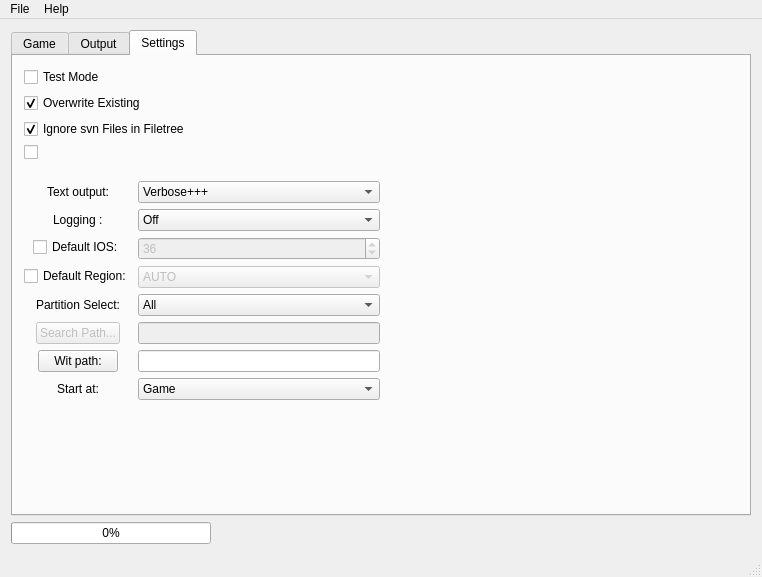
The window that mainwindow.ui (giantpune/qtwitgui) describes before a commit, drawn with Qt 5.
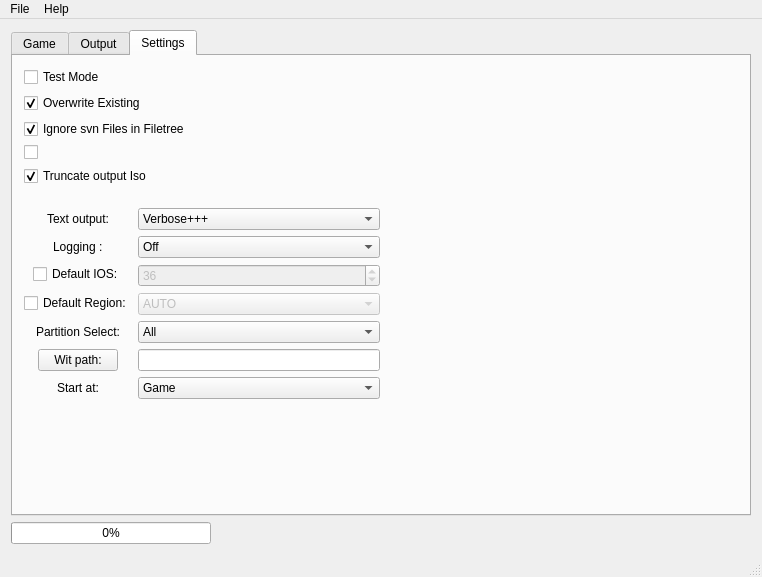
The same window after the commit. The open tabs and pages were chosen to show the change. Icons and pictures are not drawn.

Commit message: * remove unused "search path" stuff * add message box if wit version != hardcoded version in case future wit versions change their text output formatting * support new "trunc" setting if output file is a .iso * use Qt dialog boxes in Windows, too * bump hardcoded wit version to 1414

The edit to the form file:
```diff
--- a/mainwindow.ui
+++ b/mainwindow.ui
@@ -594,6 +594,16 @@
               </property>
              </widget>
             </item>
+            <item>
+             <widget class="QCheckBox" name="checkBox_trunc">
+              <property name="text">
+               <string>Truncate output Iso</string>
+              </property>
+              <property name="checked">
+               <bool>true</bool>
+              </property>
+             </widget>
+            </item>
            </layout>
           </item>
           <item>
@@ -734,94 +744,6 @@
               </property>
              </widget>
             </item>
-            <item row="5" column="0">
-             <widget class="QPushButton" name="pushButton_settings_searchPath">
-              <property name="enabled">
-               <bool>false</bool>
-              </property>
-              <property name="minimumSize">
-               <size>
-                <width>75</width>
-                <height>0</height>
-               </size>
-              </property>
-              <property name="toolTip">
-               <string>Base path used when searching for files</string>
-              </property>
-              <property name="text">
-               <string>Search Path...</string>
-              </property>
-             </widget>
-            </item>
-            <item row="5" column="1">
-             <widget class="QLineEdit" name="lineEdit_default_path">
-              <property name="enabled">
-               <bool>false</bool>
-              </property>
-              <property name="minimumSize">
-               <size>
-                <width>224</width>
-                <height>0</height>
-               </size>
-              </property>
-              <property name="toolTip">
-               <string notr="true">Base path used when searching for files</string>
-              </property>
-              <property name="whatsThis">
-               <string>Enter a path in &quot;Search Path&quot; to define the starting location for the file browser.  This is used in such things on &quot;open&quot; and &quot;save as&quot;.</string>
-              </property>
-              <property name="inputMask">
-               <string notr="true"/>
-              </property>
-              <property name="text">
-               <string notr="true"/>
-              </property>
-             </widget>
-            </item>
-            <item row="7" column="0">
-             <widget class="QLabel" name="label_7">
-              <property name="toolTip">
-               <string>Where to start this program</string>
-              </property>
-              <property name="whatsThis">
-               <string>Use the &quot;Start At&quot; setting to decide which tab should be displayed first next time this program runs.</string>
-              </property>
-              <property name="text">
-               <string>Start at:</string>
-              </property>
-             </widget>
-            </item>
-            <item row="7" column="1">
-             <widget class="QComboBox" name="startupTab_combobox">
-              <property name="minimumSize">
-               <size>
-                <width>107</width>
-                <height>0</height>
-               </size>
-              </property>
-              <property name="toolTip">
-               <string>Where to start this program</string>
-              </property>
-              <property name="whatsThis">
-               <string>Use the &quot;Start At&quot; setting to decide which tab should be displayed first next time this program runs.</string>
-              </property>
-              <item>
-               <property name="text">
-                <string>Game</string>
-               </property>
-              </item>
-              <item>
-               <property name="text">
-                <string>Output</string>
-               </property>
-              </item>
-              <item>
-               <property name="text">
-                <string>Settings</string>
-               </property>
-              </item>
-             </widget>
-            </item>
             <item row="3" column="0">
              <widget class="QCheckBox" name="checkBox_defaultRegion">
               <property name="toolTip">
@@ -946,20 +868,64 @@
               </item>
              </widget>
             </item>
-            <item row="6" column="0">
+            <item row="5" column="0">
              <widget class="QPushButton" name="pushButton_wit">
               <property name="text">
                <string>Wit path:</string>
               </property>
              </widget>
             </item>
-            <item row="6" column="1">
+            <item row="5" column="1">
              <widget class="QLineEdit" name="lineEdit_wit">
               <property name="whatsThis">
                <string>The &quot;Wit Path&quot; is the path to the wit executable.</string>
               </property>
              </widget>
             </item>
+            <item row="6" column="0">
+             <widget class="QLabel" name="label_7">
+              <property name="toolTip">
+               <string>Where to start this program</string>
+              </property>
+              <property name="whatsThis">
+               <string>Use the &quot;Start At&quot; setting to decide which tab should be displayed first next time this program runs.</string>
+              </property>
+              <property name="text">
+               <string>Start at:</string>
+              </property>
+             </widget>
+            </item>
+            <item row="6" column="1">
+             <widget class="QComboBox" name="startupTab_combobox">
+              <property name="minimumSize">
+               <size>
+                <width>107</width>
+                <height>0</height>
+               </size>
+              </property>
+              <property name="toolTip">
+               <string>Where to start this program</string>
+              </property>
+              <property name="whatsThis">
+               <string>Use the &quot;Start At&quot; setting to decide which tab should be displayed first next time this program runs.</string>
+              </property>
+              <item>
+               <property name="text">
+                <string>Game</string>
+               </property>
+              </item>
+              <item>
+               <property name="text">
+                <string>Output</string>
+               </property>
+              </item>
+              <item>
+               <property name="text">
+                <string>Settings</string>
+               </property>
+              </item>
+             </widget>
+            </item>
            </layout>
           </item>
          </layout>
```
Left out of the diff: 2 changed lines with no effect on the pictures. The commit also changes 15 other files.
